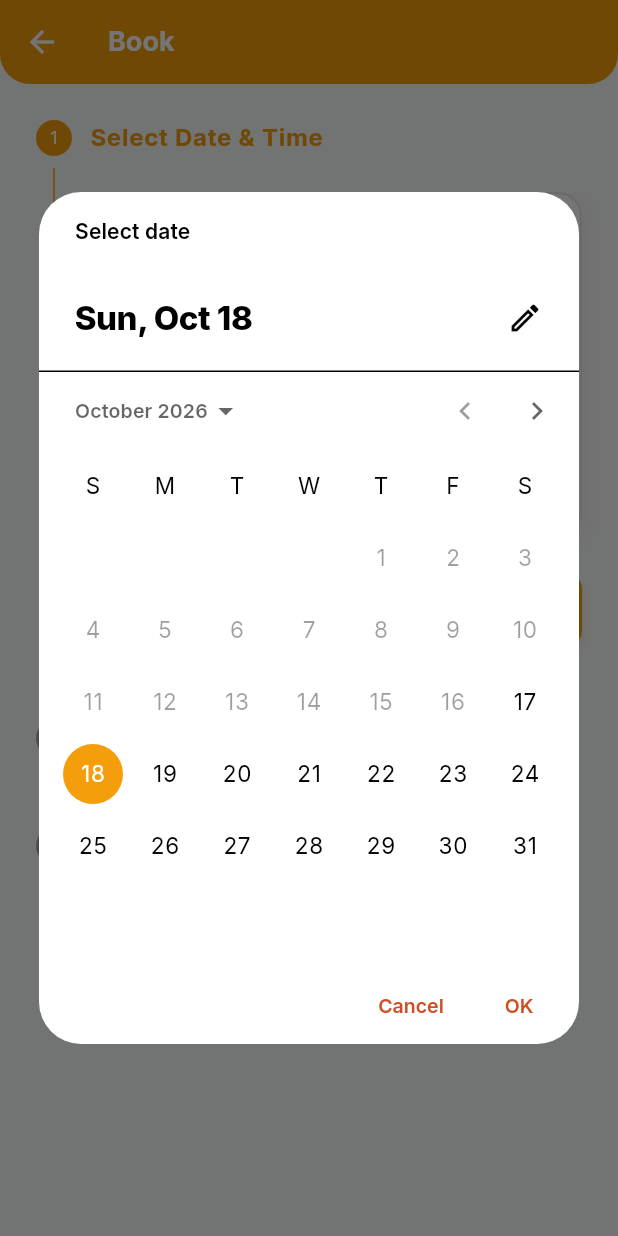
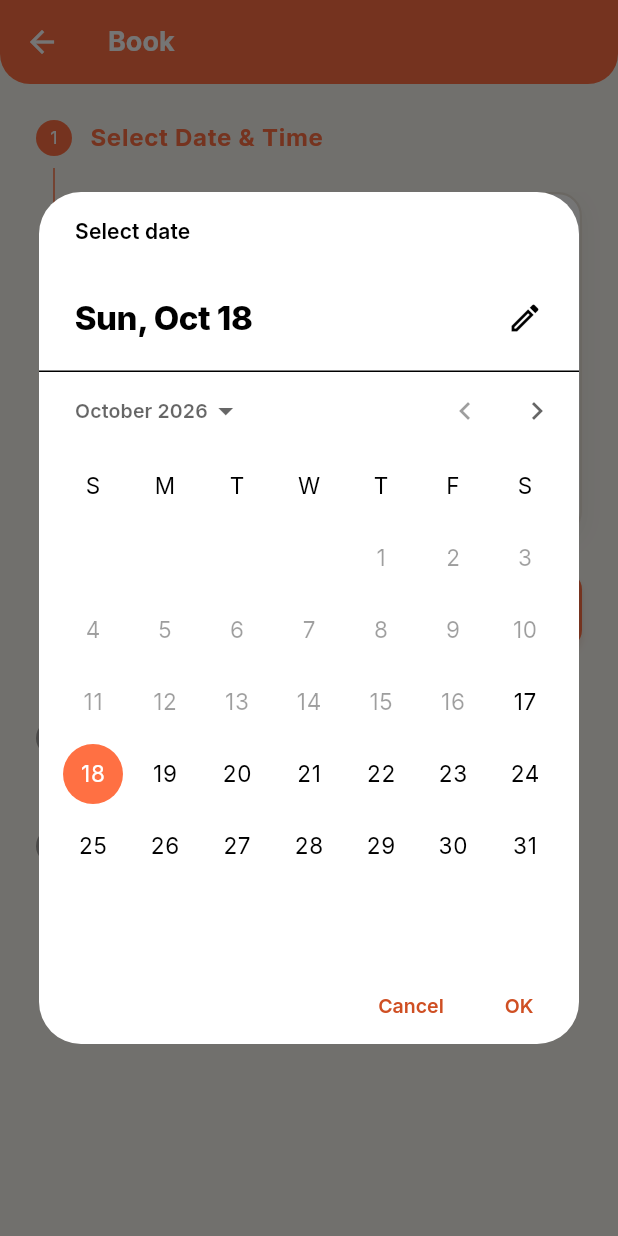
Before and after one commit to drizzlysean/sangaso, a Flutter app: the BookingScreen screen opened directly with empty values, after a tap on "Date", on a phone screen of 412 x 824 dp. Run offline on Flutter 3.47's test engine with Material 3 defaults, Android fonts, the phone set to English and light mode, and no system bars; our stand-ins replace cloud_firestore, firebase_auth, firebase_core, firebase_storage, go_router, google_fonts and 1 more; accounts and stored records are empty.

Commit message:
fix: booking flow on Sangaso brand tokens and friendly error copy

```diff
--- a/lib/src/features/booking/presentation/booking_screen.dart
+++ b/lib/src/features/booking/presentation/booking_screen.dart
@@ -3,6 +3,7 @@ import 'package:flutter/material.dart';
 import 'package:go_router/go_router.dart';
 import 'package:provider/provider.dart';
 
+import '../../../core/constants/app_colors.dart';
 import '../../../models/user_model.dart';
 import '../../../services/auth_service.dart';
 import '../../../services/booking_service.dart';
@@ -24,19 +25,16 @@ class _BookingScreenState extends State<BookingScreen> {
   bool _isLoading = false;
   UserModel? _provider;
 
-  // Updated orange theme colors (replacing green with orange)
-  static const Color primaryOrange = Color(0xFFF59E0B); // Main orange
-  static const Color accentBlue = Color(0xFF3B82F6); // Blue accent
-  static const Color deepOrange =
-      Color(0xFFD97706); // Darker orange for contrast
-  static const Color deepBlue = Color(0xFF2563EB); // Darker blue for contrast
-  static const Color lightOrange = Color(0xFFFEF3C7); // Light orange
-  static const Color lightBlue = Color(0xFFDBEAFE); // Light blue
-  static const Color borderColor = Color(0xFFE5E7EB); // Soft gray border
-  static const Color textPrimary = Color(0xFF111827); // Dark gray for text
-  static const Color textSecondary = Color(0xFF6B7280); // Medium gray
-  static const Color surfaceColor = Color(0xFFF9FAFB); // Light background
-  static const Color errorRed = Color(0xFFEF4444); // For error states
+  // Sangaso brand palette (shared design tokens)
+  static const Color primaryOrange = AppColors.primary;
+  static const Color accentDeep = AppColors.primaryDeep;
+  static const Color deepOrange = AppColors.primaryDeep;
+  static const Color lightOrange = AppColors.primaryDim;
+  static const Color borderColor = AppColors.border;
+  static const Color textPrimary = AppColors.text1;
+  static const Color textSecondary = AppColors.text2;
+  static const Color surfaceColor = AppColors.canvas;
+  static const Color errorRed = AppColors.error;
 
   @override
   void initState() {
@@ -116,7 +114,9 @@ class _BookingScreenState extends State<BookingScreen> {
       if (mounted) {
         ScaffoldMessenger.of(context).showSnackBar(
           SnackBar(
-            content: Text('Error: $e'),
+            content: const Text(
+              "We couldn't submit your booking. Please check your connection and try again.",
+            ),
             backgroundColor: errorRed,
             behavior: SnackBarBehavior.floating,
             shape: RoundedRectangleBorder(
@@ -173,7 +173,7 @@ class _BookingScreenState extends State<BookingScreen> {
         data: Theme.of(context).copyWith(
           colorScheme: Theme.of(context).colorScheme.copyWith(
                 primary: primaryOrange,
-                secondary: accentBlue,
+                secondary: accentDeep,
               ),
         ),
         child: Stepper(
@@ -238,7 +238,7 @@ class _BookingScreenState extends State<BookingScreen> {
                       onPressed: _isLoading ? null : details.onStepContinue,
                       style: ElevatedButton.styleFrom(
                         backgroundColor:
-                            _currentStep == 2 ? accentBlue : primaryOrange,
+                            _currentStep == 2 ? accentDeep : primaryOrange,
                         foregroundColor: Colors.white,
                         padding: const EdgeInsets.symmetric(vertical: 16),
                         shape: RoundedRectangleBorder(
@@ -246,7 +246,7 @@ class _BookingScreenState extends State<BookingScreen> {
                         ),
                         elevation: 2,
                         shadowColor: _currentStep == 2
-                            ? accentBlue.withOpacity(0.3)
+                            ? accentDeep.withOpacity(0.3)
                             : primaryOrange.withOpacity(0.3),
                         textStyle: const TextStyle(
                           fontWeight: FontWeight.w600,
@@ -336,7 +336,7 @@ class _BookingScreenState extends State<BookingScreen> {
                               data: Theme.of(context).copyWith(
                                 colorScheme: ColorScheme.light(
                                   primary: primaryOrange,
-                                  secondary: accentBlue,
+                                  secondary: accentDeep,
                                   surface: Colors.white,
                                 ),
                                 dialogBackgroundColor: Colors.white,
@@ -353,7 +353,7 @@ class _BookingScreenState extends State<BookingScreen> {
                       icon: Icons.access_time_outlined,
                       label: 'Time',
                       value: _selectedTime.format(context),
-                      color: accentBlue,
+                      color: accentDeep,
                       onTap: () async {
                         final time = await showTimePicker(
                           context: context,
@@ -363,7 +363,7 @@ class _BookingScreenState extends State<BookingScreen> {
                               data: Theme.of(context).copyWith(
                                 colorScheme: ColorScheme.light(
                                   primary: primaryOrange,
-                                  secondary: accentBlue,
+                                  secondary: accentDeep,
                                   surface: Colors.white,
                                 ),
                                 dialogBackgroundColor: Colors.white,
@@ -455,7 +455,7 @@ class _BookingScreenState extends State<BookingScreen> {
                 style: TextStyle(
                   fontWeight: FontWeight.w700,
                   fontSize: 16,
-                  color: _currentStep >= 2 ? accentBlue : textSecondary,
+                  color: _currentStep >= 2 ? accentDeep : textSecondary,
                 ),
               ),
               content: Container(
@@ -508,7 +508,7 @@ class _BookingScreenState extends State<BookingScreen> {
                       Icons.attach_money_outlined,
                       'Price',
                       'K${_provider!.basePrice?.toStringAsFixed(2) ?? "0.00"}',
-                      accentBlue,
+                      accentDeep,
                     ),
                     const Divider(height: 32, color: borderColor, thickness: 1),
                     _buildReviewRow(
```
